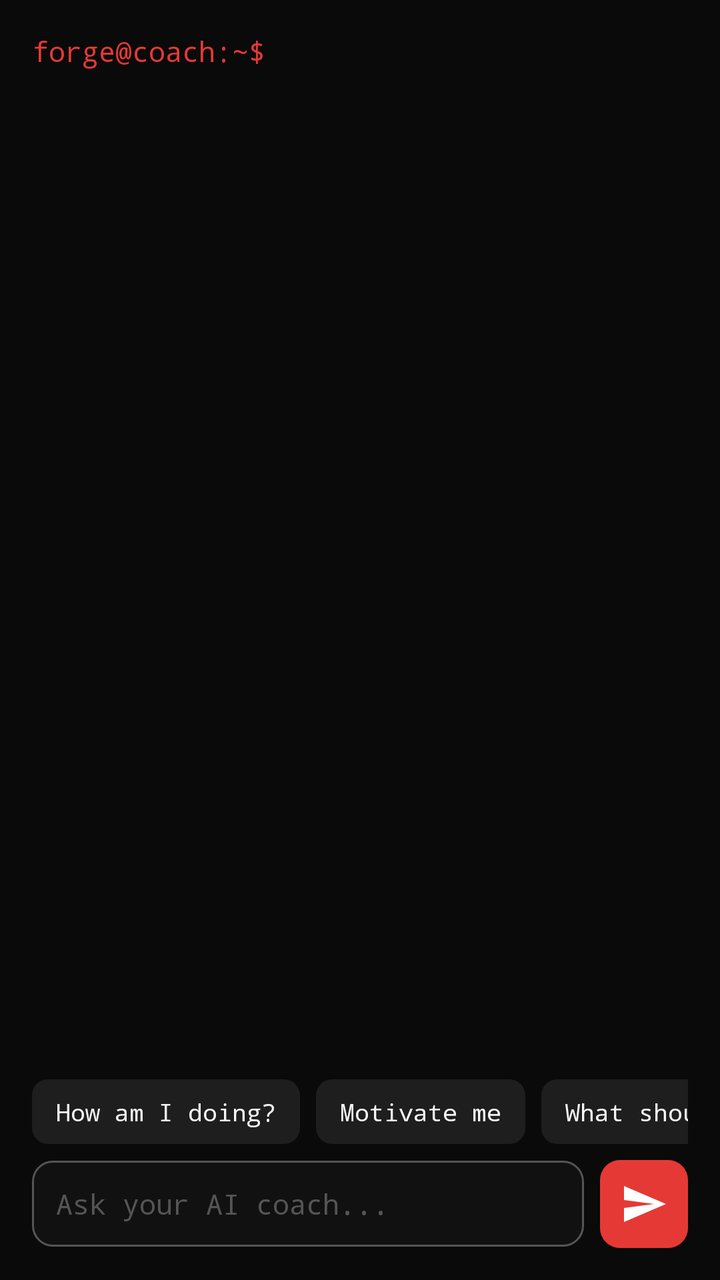
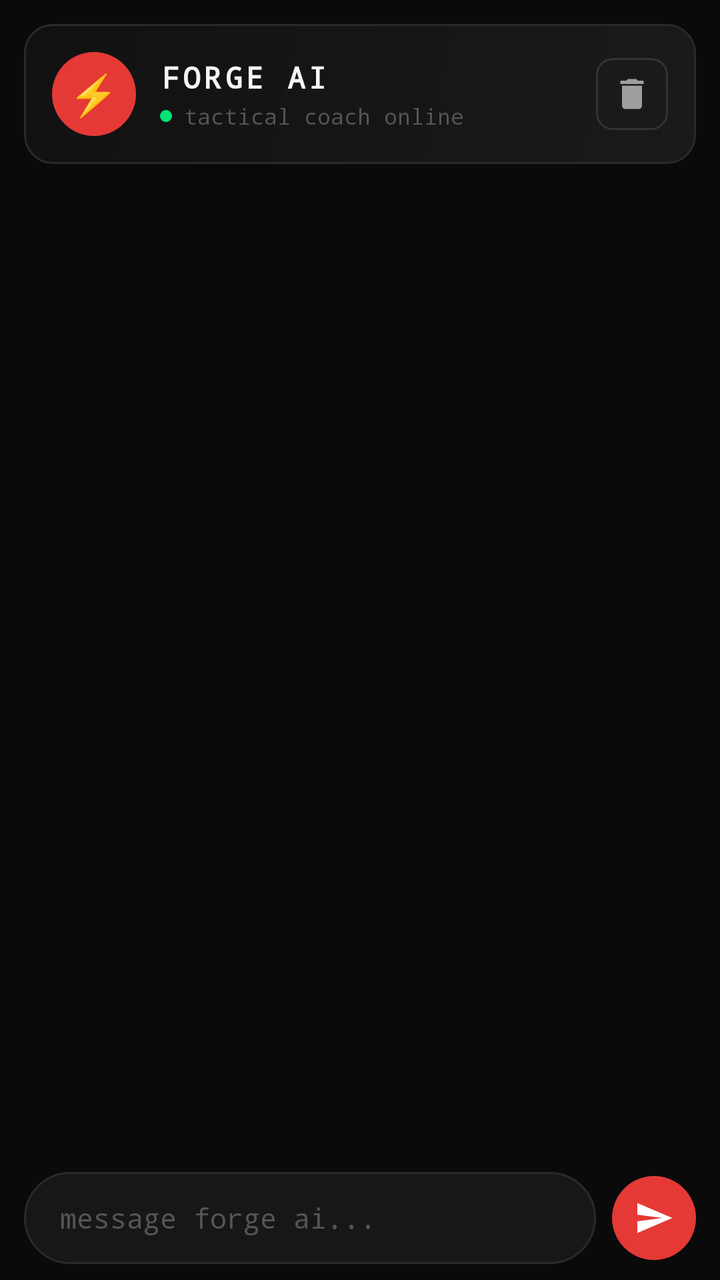

An Android layout rendered at two revisions. The XML below is the earlier revision; the diff shows what the commit changed to produce the second picture.
<!-- AndroidManifest.xml: application theme Theme.Forge -->
<!-- res/layout/fragment_coach.xml -->
<?xml version="1.0" encoding="utf-8"?>
<androidx.constraintlayout.widget.ConstraintLayout
    xmlns:android="http://schemas.android.com/apk/res/android"
    xmlns:app="http://schemas.android.com/apk/res-auto"
    android:layout_width="match_parent"
    android:layout_height="match_parent"
    android:background="#0A0A0A"
    android:padding="16dp">

    
    <TextView
        android:id="@+id/tv_coach_header"
        android:layout_width="wrap_content"
        android:layout_height="wrap_content"
        android:text="forge@coach:~$"
        android:textColor="#E53935"
        android:textSize="14sp"
        android:fontFamily="monospace"
        app:layout_constraintTop_toTopOf="parent"
        app:layout_constraintStart_toStartOf="parent" />

    
    <androidx.recyclerview.widget.RecyclerView
        android:id="@+id/rv_messages"
        android:layout_width="0dp"
        android:layout_height="0dp"
        android:layout_marginTop="12dp"
        android:clipToPadding="false"
        android:paddingBottom="8dp"
        app:layout_constraintTop_toBottomOf="@id/tv_coach_header"
        app:layout_constraintBottom_toTopOf="@id/tv_typing_indicator"
        app:layout_constraintStart_toStartOf="parent"
        app:layout_constraintEnd_toEndOf="parent" />

    
    <TextView
        android:id="@+id/tv_typing_indicator"
        android:layout_width="wrap_content"
        android:layout_height="wrap_content"
        android:text="AI is thinking..."
        android:textColor="#555555"
        android:textSize="12sp"
        android:fontFamily="monospace"
        android:visibility="gone"
        android:layout_marginBottom="4dp"
        app:layout_constraintBottom_toTopOf="@id/sv_chips"
        app:layout_constraintStart_toStartOf="parent" />

    
    <HorizontalScrollView
        android:id="@+id/sv_chips"
        android:layout_width="0dp"
        android:layout_height="wrap_content"
        android:scrollbars="none"
        android:layout_marginBottom="8dp"
        app:layout_constraintBottom_toTopOf="@id/ll_input"
        app:layout_constraintStart_toStartOf="parent"
        app:layout_constraintEnd_toEndOf="parent">

        <LinearLayout
            android:id="@+id/ll_chips"
            android:layout_width="wrap_content"
            android:layout_height="wrap_content"
            android:orientation="horizontal">

            <TextView
                android:id="@+id/chip_1"
                android:layout_width="wrap_content"
                android:layout_height="wrap_content"
                android:text="How am I doing?"
                android:textColor="#F5F5F5"
                android:textSize="12sp"
                android:fontFamily="monospace"
                android:background="@drawable/bg_chip"
                android:paddingHorizontal="12dp"
                android:paddingVertical="8dp"
                android:layout_marginEnd="8dp" />

            <TextView
                android:id="@+id/chip_2"
                android:layout_width="wrap_content"
                android:layout_height="wrap_content"
                android:text="Motivate me"
                android:textColor="#F5F5F5"
                android:textSize="12sp"
                android:fontFamily="monospace"
                android:background="@drawable/bg_chip"
                android:paddingHorizontal="12dp"
                android:paddingVertical="8dp"
                android:layout_marginEnd="8dp" />

            <TextView
                android:id="@+id/chip_3"
                android:layout_width="wrap_content"
                android:layout_height="wrap_content"
                android:text="What should I focus on?"
                android:textColor="#F5F5F5"
                android:textSize="12sp"
                android:fontFamily="monospace"
                android:background="@drawable/bg_chip"
                android:paddingHorizontal="12dp"
                android:paddingVertical="8dp"
                android:layout_marginEnd="8dp" />

            <TextView
                android:id="@+id/chip_4"
                android:layout_width="wrap_content"
                android:layout_height="wrap_content"
                android:text="Analyze my week"
                android:textColor="#F5F5F5"
                android:textSize="12sp"
                android:fontFamily="monospace"
                android:background="@drawable/bg_chip"
                android:paddingHorizontal="12dp"
                android:paddingVertical="8dp" />
        </LinearLayout>
    </HorizontalScrollView>

    
    <LinearLayout
        android:id="@+id/ll_input"
        android:layout_width="0dp"
        android:layout_height="wrap_content"
        android:orientation="horizontal"
        android:gravity="center_vertical"
        app:layout_constraintBottom_toBottomOf="parent"
        app:layout_constraintStart_toStartOf="parent"
        app:layout_constraintEnd_toEndOf="parent">

        <EditText
            android:id="@+id/et_coach_input"
            android:layout_width="0dp"
            android:layout_height="wrap_content"
            android:layout_weight="1"
            android:background="@drawable/bg_input"
            android:textColor="#F5F5F5"
            android:textColorHint="#555555"
            android:hint="Ask your AI coach..."
            android:textSize="14sp"
            android:fontFamily="monospace"
            android:padding="12dp"
            android:singleLine="true"
            android:imeOptions="actionSend"
            android:inputType="text" />

        <ImageView
            android:id="@+id/btn_coach_send"
            android:layout_width="44dp"
            android:layout_height="44dp"
            android:src="@drawable/ic_send"
            android:background="@drawable/bg_button_primary"
            android:padding="10dp"
            android:layout_marginStart="8dp"
            android:contentDescription="Send" />
    </LinearLayout>

</androidx.constraintlayout.widget.ConstraintLayout>
<!-- resources referenced by this layout -->
<resources>
  <!-- drawable bg_button_primary (drawable) -->
  <?xml version="1.0" encoding="utf-8"?>
  <ripple xmlns:android="http://schemas.android.com/apk/res/android"
      android:color="@color/red_light">
      <item>
          <shape android:shape="rectangle">
              <solid android:color="@color/red" />
              <corners android:radius="@dimen/radius_lg" />
          </shape>
      </item>
  </ripple>
  <!-- drawable bg_chip (drawable) -->
  <?xml version="1.0" encoding="utf-8"?>
  <shape xmlns:android="http://schemas.android.com/apk/res/android"
      android:shape="rectangle">
      <solid android:color="@color/surface3" />
      <corners android:radius="@dimen/radius_md" />
  </shape>
  <!-- drawable bg_input (drawable) -->
  <?xml version="1.0" encoding="utf-8"?>
  <shape xmlns:android="http://schemas.android.com/apk/res/android"
      android:shape="rectangle">
      <solid android:color="@color/surface1" />
      <stroke
          android:width="1dp"
          android:color="@color/fg3" />
      <corners android:radius="@dimen/radius_lg" />
  </shape>
  <!-- drawable ic_send (drawable) -->
  <?xml version="1.0" encoding="utf-8"?>
  <vector xmlns:android="http://schemas.android.com/apk/res/android"
      android:width="24dp"
      android:height="24dp"
      android:viewportWidth="24"
      android:viewportHeight="24">
      <path
          android:fillColor="#FFFFFF"
          android:pathData="M2.01,21L23,12 2.01,3 2,10l15,2 -15,2z" />
  </vector>
  <color name="red_light">#FFFF5252</color>
  <color name="red">#FFE53935</color>
  <dimen name="radius_lg">10dp</dimen>
  <color name="surface3">#FF1E1E1E</color>
  <dimen name="radius_md">8dp</dimen>
  <color name="surface1">#FF111111</color>
  <color name="fg3">#FF555555</color>
  <color name="red_alpha30">#4DE53935</color>
  <color name="white">#FFFFFFFF</color>
  <color name="red_alpha20">#33E53935</color>
  <color name="fg">#FFF5F5F5</color>
  <color name="surface2">#FF171717</color>
  <color name="fg2">#FF9E9E9E</color>
  <color name="bg">#FF0A0A0A</color>
  <!-- unchanged entries left out for length: 1 -->
</resources>

<!-- the commit's change to res/layout/fragment_coach.xml (unified diff, before → after) -->
@@ -4,47 +4,183 @@
     xmlns:app="http://schemas.android.com/apk/res-auto"
     android:layout_width="match_parent"
     android:layout_height="match_parent"
-    android:background="#0A0A0A"
-    android:padding="16dp">
-
-    
-    <TextView
-        android:id="@+id/tv_coach_header"
-        android:layout_width="wrap_content"
-        android:layout_height="wrap_content"
-        android:text="forge@coach:~$"
-        android:textColor="#E53935"
-        android:textSize="14sp"
-        android:fontFamily="monospace"
+    android:background="@color/bg">
+
+    
+    <LinearLayout
+        android:id="@+id/coach_header"
+        android:layout_width="0dp"
+        android:layout_height="wrap_content"
+        android:orientation="horizontal"
+        android:gravity="center_vertical"
+        android:background="@drawable/bg_coach_header"
+        android:padding="14dp"
+        android:layout_margin="12dp"
         app:layout_constraintTop_toTopOf="parent"
-        app:layout_constraintStart_toStartOf="parent" />
+        app:layout_constraintStart_toStartOf="parent"
+        app:layout_constraintEnd_toEndOf="parent">
+
+        
+        <FrameLayout
+            android:layout_width="42dp"
+            android:layout_height="42dp">
+
+            <View
+                android:layout_width="42dp"
+                android:layout_height="42dp"
+                android:background="@drawable/bg_send_button" />
+
+            <TextView
+                android:layout_width="wrap_content"
+                android:layout_height="wrap_content"
+                android:layout_gravity="center"
+                android:text="⚡"
+                android:textSize="20sp" />
+        </FrameLayout>
+
+        
+        <LinearLayout
+            android:layout_width="0dp"
+            android:layout_height="wrap_content"
+            android:layout_weight="1"
+            android:orientation="vertical"
+            android:layout_marginStart="12dp">
+
+            <TextView
+                android:layout_width="wrap_content"
+                android:layout_height="wrap_content"
+                android:text="FORGE AI"
+                android:textColor="@color/fg"
+                android:textSize="15sp"
+                android:textStyle="bold"
+                android:fontFamily="monospace"
+                android:letterSpacing="0.1" />
+
+            <LinearLayout
+                android:layout_width="wrap_content"
+                android:layout_height="wrap_content"
+                android:orientation="horizontal"
+                android:gravity="center_vertical"
+                android:layout_marginTop="2dp">
+
+                <View
+                    android:id="@+id/status_dot"
+                    android:layout_width="6dp"
+                    android:layout_height="6dp"
+                    android:background="@drawable/bg_status_online" />
+
+                <TextView
+                    android:id="@+id/tv_coach_status"
+                    android:layout_width="wrap_content"
+                    android:layout_height="wrap_content"
+                    android:text="tactical coach online"
+                    android:textColor="@color/fg3"
+                    android:textSize="11sp"
+                    android:fontFamily="monospace"
+                    android:layout_marginStart="6dp" />
+            </LinearLayout>
+        </LinearLayout>
+
+        
+        <ImageView
+            android:id="@+id/btn_clear_chat"
+            android:layout_width="36dp"
+            android:layout_height="36dp"
+            android:src="@drawable/ic_clear_chat"
+            android:background="@drawable/bg_clear_chat"
+            android:padding="8dp"
+            android:contentDescription="Clear chat" />
+    </LinearLayout>
+
+    
+    <LinearLayout
+        android:id="@+id/ll_empty_state"
+        android:layout_width="0dp"
+        android:layout_height="0dp"
+        android:orientation="vertical"
+        android:gravity="center"
+        android:padding="32dp"
+        android:visibility="gone"
+        app:layout_constraintTop_toBottomOf="@id/coach_header"
+        app:layout_constraintBottom_toTopOf="@id/sv_chips"
+        app:layout_constraintStart_toStartOf="parent"
+        app:layout_constraintEnd_toEndOf="parent">
+
+        <TextView
+            android:layout_width="wrap_content"
+            android:layout_height="wrap_content"
+            android:text="⚔️"
+            android:textSize="48sp"
+            android:layout_marginBottom="16dp" />
+
+        <TextView
+            android:layout_width="wrap_content"
+            android:layout_height="wrap_content"
+            android:text="FORGE AI READY"
+            android:textColor="@color/fg"
+            android:textSize="18sp"
+            android:textStyle="bold"
+            android:fontFamily="monospace"
+            android:letterSpacing="0.05" />
+
+        <TextView
+            android:layout_width="wrap_content"
+            android:layout_height="wrap_content"
+            android:text="your tactical performance coach.\nask anything or tap a prompt below."
+            android:textColor="@color/fg3"
+            android:textSize="13sp"
+            android:fontFamily="monospace"
+            android:gravity="center"
+            android:lineSpacingMultiplier="1.4"
+            android:layout_marginTop="8dp" />
+    </LinearLayout>
 
     
     <androidx.recyclerview.widget.RecyclerView
         android:id="@+id/rv_messages"
         android:layout_width="0dp"
         android:layout_height="0dp"
-        android:layout_marginTop="12dp"
+        android:layout_marginTop="8dp"
         android:clipToPadding="false"
+        android:paddingHorizontal="12dp"
         android:paddingBottom="8dp"
-        app:layout_constraintTop_toBottomOf="@id/tv_coach_header"
+        app:layout_constraintTop_toBottomOf="@id/coach_header"
         app:layout_constraintBottom_toTopOf="@id/tv_typing_indicator"
         app:layout_constraintStart_toStartOf="parent"
         app:layout_constraintEnd_toEndOf="parent" />
 
     
-    <TextView
+    <LinearLayout
         android:id="@+id/tv_typing_indicator"
         android:layout_width="wrap_content"
         android:layout_height="wrap_content"
-        android:text="AI is thinking..."
-        android:textColor="#555555"
-        android:textSize="12sp"
-        android:fontFamily="monospace"
+        android:orientation="horizontal"
+        android:gravity="center_vertical"
+        android:background="@drawable/bg_ai_bubble"
+        android:paddingHorizontal="14dp"
+        android:paddingVertical="10dp"
+        android:layout_marginStart="12dp"
+        android:layout_marginBottom="4dp"
         android:visibility="gone"
-        android:layout_marginBottom="4dp"
         app:layout_constraintBottom_toTopOf="@id/sv_chips"
-        app:layout_constraintStart_toStartOf="parent" />
+        app:layout_constraintStart_toStartOf="parent">
+
+        <TextView
+            android:layout_width="wrap_content"
+            android:layout_height="wrap_content"
+            android:text="⚡"
+            android:textSize="12sp"
+            android:layout_marginEnd="8dp" />
+
+        <TextView
+            android:id="@+id/tv_typing_text"
+            android:layout_width="wrap_content"
+            android:layout_height="wrap_content"
+            android:text="forge is thinking..."
+            android:textColor="@color/fg3"
+            android:textSize="12sp"
+            android:fontFamily="monospace" />
+    </LinearLayout>
 
     
     <HorizontalScrollView
@@ -53,7 +189,9 @@
         android:layout_height="wrap_content"
         android:scrollbars="none"
         android:layout_marginBottom="8dp"
-        app:layout_constraintBottom_toTopOf="@id/ll_input"
+        android:paddingHorizontal="12dp"
+        android:clipToPadding="false"
+        app:layout_constraintBottom_toTopOf="@id/input_card"
         app:layout_constraintStart_toStartOf="parent"
         app:layout_constraintEnd_toEndOf="parent">
 
@@ -61,68 +199,18 @@
             android:id="@+id/ll_chips"
             android:layout_width="wrap_content"
             android:layout_height="wrap_content"
-            android:orientation="horizontal">
-
-            <TextView
-                android:id="@+id/chip_1"
-                android:layout_width="wrap_content"
-                android:layout_height="wrap_content"
-                android:text="How am I doing?"
-                android:textColor="#F5F5F5"
-                android:textSize="12sp"
-                android:fontFamily="monospace"
-                android:background="@drawable/bg_chip"
-                android:paddingHorizontal="12dp"
-                android:paddingVertical="8dp"
-                android:layout_marginEnd="8dp" />
-
-            <TextView
-                android:id="@+id/chip_2"
-                android:layout_width="wrap_content"
-                android:layout_height="wrap_content"
-                android:text="Motivate me"
-                android:textColor="#F5F5F5"
-                android:textSize="12sp"
-                android:fontFamily="monospace"
-                android:background="@drawable/bg_chip"
-                android:paddingHorizontal="12dp"
-                android:paddingVertical="8dp"
-                android:layout_marginEnd="8dp" />
-
-            <TextView
-                android:id="@+id/chip_3"
-                android:layout_width="wrap_content"
-                android:layout_height="wrap_content"
-                android:text="What should I focus on?"
-                android:textColor="#F5F5F5"
-                android:textSize="12sp"
-                android:fontFamily="monospace"
-                android:background="@drawable/bg_chip"
-                android:paddingHorizontal="12dp"
-                android:paddingVertical="8dp"
-                android:layout_marginEnd="8dp" />
-
-            <TextView
-                android:id="@+id/chip_4"
-                android:layout_width="wrap_content"
-                android:layout_height="wrap_content"
-                android:text="Analyze my week"
-                android:textColor="#F5F5F5"
-                android:textSize="12sp"
-                android:fontFamily="monospace"
-                android:background="@drawable/bg_chip"
-                android:paddingHorizontal="12dp"
-                android:paddingVertical="8dp" />
-        </LinearLayout>
+            android:orientation="horizontal" />
     </HorizontalScrollView>
 
     
     <LinearLayout
-        android:id="@+id/ll_input"
+        android:id="@+id/input_card"
         android:layout_width="0dp"
         android:layout_height="wrap_content"
         android:orientation="horizontal"
         android:gravity="center_vertical"
+        android:paddingHorizontal="12dp"
+        android:paddingVertical="8dp"
         app:layout_constraintBottom_toBottomOf="parent"
         app:layout_constraintStart_toStartOf="parent"
         app:layout_constraintEnd_toEndOf="parent">
@@ -130,28 +218,29 @@
         <EditText
             android:id="@+id/et_coach_input"
             android:layout_width="0dp"
-            android:layout_height="wrap_content"
+            android:layout_height="46dp"
             android:layout_weight="1"
-            android:background="@drawable/bg_input"
-            android:textColor="#F5F5F5"
-            android:textColorHint="#555555"
-            android:hint="Ask your AI coach..."
+            android:background="@drawable/bg_coach_input"
+            android:textColor="@color/fg"
+            android:textColorHint="@color/fg3"
+            android:hint="message forge ai..."
             android:textSize="14sp"
             android:fontFamily="monospace"
-            android:padding="12dp"
+            android:paddingHorizontal="18dp"
             android:singleLine="true"
             android:imeOptions="actionSend"
             android:inputType="text" />
 
         <ImageView
             android:id="@+id/btn_coach_send"
-            android:layout_width="44dp"
-            android:layout_height="44dp"
+            android:layout_width="42dp"
+            android:layout_height="42dp"
             android:src="@drawable/ic_send"
-            android:background="@drawable/bg_button_primary"
-            android:padding="10dp"
+            android:background="@drawable/bg_send_button"
+            android:padding="11dp"
             android:layout_marginStart="8dp"
-            android:contentDescription="Send" />
+            android:contentDescription="Send"
+            app:tint="@android:color/white" />
     </LinearLayout>
 
 </androidx.constraintlayout.widget.ConstraintLayout>
<!-- resource entries referenced after the edit -->
@@ -1,33 +1,5 @@
 <!-- resources referenced by this layout -->
 <resources>
-  <!-- drawable bg_button_primary (drawable) -->
-  <?xml version="1.0" encoding="utf-8"?>
-  <ripple xmlns:android="http://schemas.android.com/apk/res/android"
-      android:color="@color/red_light">
-      <item>
-          <shape android:shape="rectangle">
-              <solid android:color="@color/red" />
-              <corners android:radius="@dimen/radius_lg" />
-          </shape>
-      </item>
-  </ripple>
-  <!-- drawable bg_chip (drawable) -->
-  <?xml version="1.0" encoding="utf-8"?>
-  <shape xmlns:android="http://schemas.android.com/apk/res/android"
-      android:shape="rectangle">
-      <solid android:color="@color/surface3" />
-      <corners android:radius="@dimen/radius_md" />
-  </shape>
-  <!-- drawable bg_input (drawable) -->
-  <?xml version="1.0" encoding="utf-8"?>
-  <shape xmlns:android="http://schemas.android.com/apk/res/android"
-      android:shape="rectangle">
-      <solid android:color="@color/surface1" />
-      <stroke
-          android:width="1dp"
-          android:color="@color/fg3" />
-      <corners android:radius="@dimen/radius_lg" />
-  </shape>
   <!-- drawable ic_send (drawable) -->
   <?xml version="1.0" encoding="utf-8"?>
   <vector xmlns:android="http://schemas.android.com/apk/res/android"
@@ -41,16 +13,89 @@
   </vector>
   <color name="red_light">#FFFF5252</color>
   <color name="red">#FFE53935</color>
-  <dimen name="radius_lg">10dp</dimen>
-  <color name="surface3">#FF1E1E1E</color>
-  <dimen name="radius_md">8dp</dimen>
+  <color name="green">#FF00E676</color>
   <color name="surface1">#FF111111</color>
   <color name="fg3">#FF555555</color>
+  <!-- drawable bg_ai_bubble (drawable) -->
+  <?xml version="1.0" encoding="utf-8"?>
+  <shape xmlns:android="http://schemas.android.com/apk/res/android"
+      android:shape="rectangle">
+      <solid android:color="@color/surface2" />
+      <corners
+          android:topLeftRadius="4dp"
+          android:topRightRadius="14dp"
+          android:bottomLeftRadius="14dp"
+          android:bottomRightRadius="14dp" />
+      <stroke
+          android:width="1dp"
+          android:color="#252525" />
+  </shape>
+  <!-- drawable bg_clear_chat (drawable) -->
+  <?xml version="1.0" encoding="utf-8"?>
+  <shape xmlns:android="http://schemas.android.com/apk/res/android"
+      android:shape="rectangle">
+      <solid android:color="#1A1A1A" />
+      <corners android:radius="8dp" />
+      <stroke
+          android:width="1dp"
+          android:color="#333333" />
+  </shape>
+  <!-- drawable bg_coach_header (drawable) -->
+  <?xml version="1.0" encoding="utf-8"?>
+  <shape xmlns:android="http://schemas.android.com/apk/res/android"
+      android:shape="rectangle">
+      <gradient
+          android:startColor="#1A1A1A"
+          android:endColor="#111111"
+          android:angle="135" />
+      <corners android:radius="@dimen/radius_xl" />
+      <stroke
+          android:width="1dp"
+          android:color="#2A2A2A" />
+  </shape>
+  <!-- drawable bg_coach_input (drawable) -->
+  <?xml version="1.0" encoding="utf-8"?>
+  <shape xmlns:android="http://schemas.android.com/apk/res/android"
+      android:shape="rectangle">
+      <solid android:color="@color/surface2" />
+      <corners android:radius="24dp" />
+      <stroke
+          android:width="1dp"
+          android:color="#2A2A2A" />
+  </shape>
+  <!-- drawable bg_send_button (drawable) -->
+  <?xml version="1.0" encoding="utf-8"?>
+  <shape xmlns:android="http://schemas.android.com/apk/res/android"
+      android:shape="oval">
+      <solid android:color="@color/red" />
+  </shape>
+  <!-- drawable bg_status_online (drawable) -->
+  <?xml version="1.0" encoding="utf-8"?>
+  <shape xmlns:android="http://schemas.android.com/apk/res/android"
+      android:shape="oval">
+      <solid android:color="@color/green" />
+      <size
+          android:width="6dp"
+          android:height="6dp" />
+  </shape>
+  <!-- drawable ic_clear_chat (drawable) -->
+  <?xml version="1.0" encoding="utf-8"?>
+  <vector xmlns:android="http://schemas.android.com/apk/res/android"
+      android:width="24dp"
+      android:height="24dp"
+      android:viewportWidth="24"
+      android:viewportHeight="24"
+      android:tint="#9E9E9E">
+      <path
+          android:fillColor="@android:color/white"
+          android:pathData="M6,19c0,1.1 0.9,2 2,2h8c1.1,0 2,-0.9 2,-2V7H6v12zM19,4h-3.5l-1,-1h-5l-1,1H5v2h14V4z" />
+  </vector>
   <color name="red_alpha30">#4DE53935</color>
   <color name="white">#FFFFFFFF</color>
   <color name="red_alpha20">#33E53935</color>
   <color name="fg">#FFF5F5F5</color>
   <color name="surface2">#FF171717</color>
+  <dimen name="radius_xl">14dp</dimen>
   <color name="fg2">#FF9E9E9E</color>
   <color name="bg">#FF0A0A0A</color>
   <!-- unchanged entries left out for length: 1 -->
